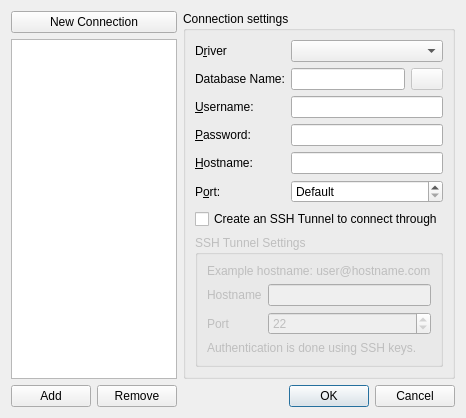
Before: the Qt Designer form OpenConnectionDialog.ui in jimtendo/QuteSQL, drawn with Qt 5.
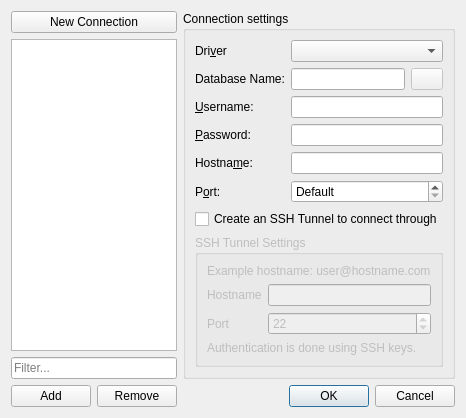
After: the same form once the commit is applied. Icons and pictures are not drawn.

What changed in the file:
```diff
--- a/OpenConnectionDialog.ui
+++ b/OpenConnectionDialog.ui
@@ -6,8 +6,8 @@
    <rect>
     <x>0</x>
     <y>0</y>
-    <width>453</width>
-    <height>282</height>
+    <width>451</width>
+    <height>324</height>
    </rect>
   </property>
   <property name="sizePolicy">
@@ -32,7 +32,7 @@
      </property>
     </widget>
    </item>
-   <item row="0" column="2" rowspan="2">
+   <item row="0" column="2" rowspan="3">
     <widget class="QGroupBox" name="connGroupBox">
      <property name="title">
       <string>Connection settings</string>
@@ -41,7 +41,7 @@
       <item row="0" column="0">
        <widget class="QLabel" name="textLabel2">
         <property name="text">
-         <string>D&amp;river</string>
+         <string>Dri&amp;ver</string>
         </property>
         <property name="buddy">
          <cstring>driverCombo</cstring>
@@ -122,7 +122,7 @@
       <item row="4" column="0">
        <widget class="QLabel" name="textLabel5">
         <property name="text">
-         <string>&amp;Hostname:</string>
+         <string>Hostna&amp;me:</string>
         </property>
         <property name="buddy">
          <cstring>hostnameEdit</cstring>
@@ -240,7 +240,14 @@
      </property>
     </widget>
    </item>
-   <item row="2" column="0">
+   <item row="2" column="0" colspan="2">
+    <widget class="QLineEdit" name="filterEdit">
+     <property name="placeholderText">
+      <string>Filter...</string>
+     </property>
+    </widget>
+   </item>
+   <item row="3" column="0">
     <widget class="QPushButton" name="addButton">
      <property name="text">
       <string>Add</string>
@@ -252,7 +259,7 @@
      </property>
     </widget>
    </item>
-   <item row="2" column="1">
+   <item row="3" column="1">
     <widget class="QPushButton" name="removeButton">
      <property name="text">
       <string>Remove</string>
@@ -264,7 +271,7 @@
      </property>
     </widget>
    </item>
-   <item row="2" column="2">
+   <item row="3" column="2">
     <widget class="QDialogButtonBox" name="buttonBox">
      <property name="standardButtons">
       <set>QDialogButtonBox::Cancel|QDialogButtonBox::Ok</set>
```
